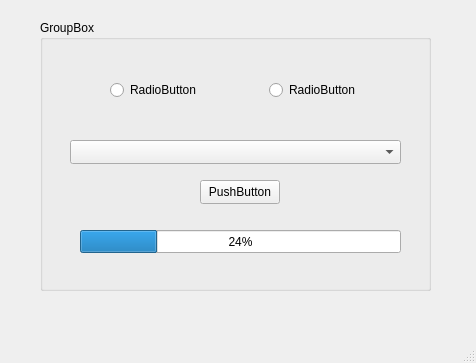
Old version of the form mainwindow.ui in the repository flam1ngo289/QT_Task4.
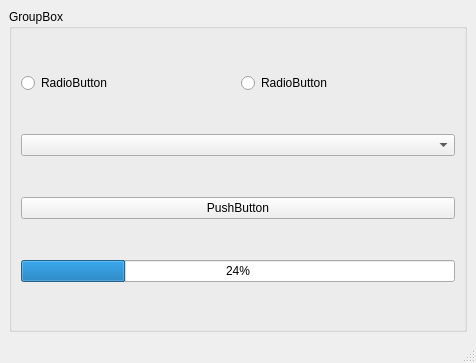
New version of the form.

Diff of the .ui file:
```diff
--- a/mainwindow.ui
+++ b/mainwindow.ui
@@ -14,87 +14,56 @@
    <string>MainWindow</string>
   </property>
   <widget class="QWidget" name="centralwidget">
-   <widget class="QWidget" name="gridLayoutWidget">
-    <property name="geometry">
-     <rect>
-      <x>40</x>
-      <y>20</y>
-      <width>391</width>
-      <height>271</height>
-     </rect>
-    </property>
-    <layout class="QGridLayout" name="gridLayout">
-     <item row="0" column="0">
-      <widget class="QGroupBox" name="groupBox">
-       <property name="title">
-        <string>GroupBox</string>
-       </property>
-       <widget class="QPushButton" name="pushButton">
-        <property name="geometry">
-         <rect>
-          <x>160</x>
-          <y>160</y>
-          <width>80</width>
-          <height>24</height>
-         </rect>
+   <layout class="QVBoxLayout" name="verticalLayout">
+    <item>
+     <layout class="QGridLayout" name="gridLayout">
+      <item row="0" column="0">
+       <widget class="QGroupBox" name="groupBox">
+        <property name="title">
+         <string>GroupBox</string>
         </property>
-        <property name="text">
-         <string>PushButton</string>
-        </property>
-       </widget>
-       <widget class="QProgressBar" name="progressBar">
-        <property name="geometry">
-         <rect>
-          <x>40</x>
-          <y>210</y>
-          <width>321</width>
-          <height>23</height>
-         </rect>
-        </property>
-        <property name="value">
-         <number>24</number>
-        </property>
-       </widget>
-       <widget class="QComboBox" name="comboBox">
-        <property name="geometry">
-         <rect>
-          <x>30</x>
-          <y>120</y>
-          <width>331</width>
-          <height>24</height>
-         </rect>
-        </property>
-       </widget>
-       <widget class="QWidget" name="horizontalLayoutWidget">
-        <property name="geometry">
-         <rect>
-          <x>70</x>
-          <y>30</y>
-          <width>311</width>
-          <height>80</height>
-         </rect>
-        </property>
-        <layout class="QHBoxLayout" name="horizontalLayout">
+        <layout class="QVBoxLayout" name="verticalLayout_2">
          <item>
-          <widget class="QRadioButton" name="radioButton_2">
+          <layout class="QHBoxLayout" name="horizontalLayout">
+           <item>
+            <widget class="QRadioButton" name="radioButton_2">
+             <property name="text">
+              <string>RadioButton</string>
+             </property>
+            </widget>
+           </item>
+           <item>
+            <widget class="QRadioButton" name="radioButton">
+             <property name="text">
+              <string>RadioButton</string>
+             </property>
+            </widget>
+           </item>
+          </layout>
+         </item>
+         <item>
+          <widget class="QComboBox" name="comboBox"/>
+         </item>
+         <item>
+          <widget class="QPushButton" name="pushButton">
            <property name="text">
-            <string>RadioButton</string>
+            <string>PushButton</string>
            </property>
           </widget>
          </item>
          <item>
-          <widget class="QRadioButton" name="radioButton">
-           <property name="text">
-            <string>RadioButton</string>
+          <widget class="QProgressBar" name="progressBar">
+           <property name="value">
+            <number>24</number>
            </property>
           </widget>
          </item>
         </layout>
        </widget>
-      </widget>
-     </item>
-    </layout>
-   </widget>
+      </item>
+     </layout>
+    </item>
+   </layout>
   </widget>
   <widget class="QMenuBar" name="menubar">
    <property name="geometry">
```
